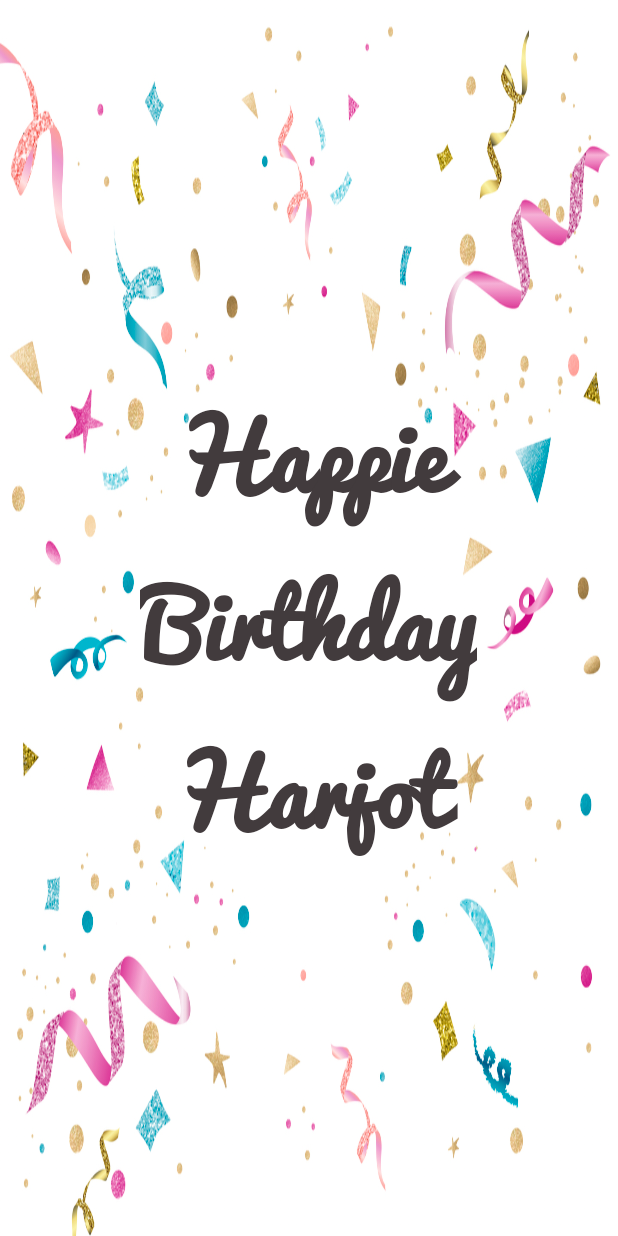
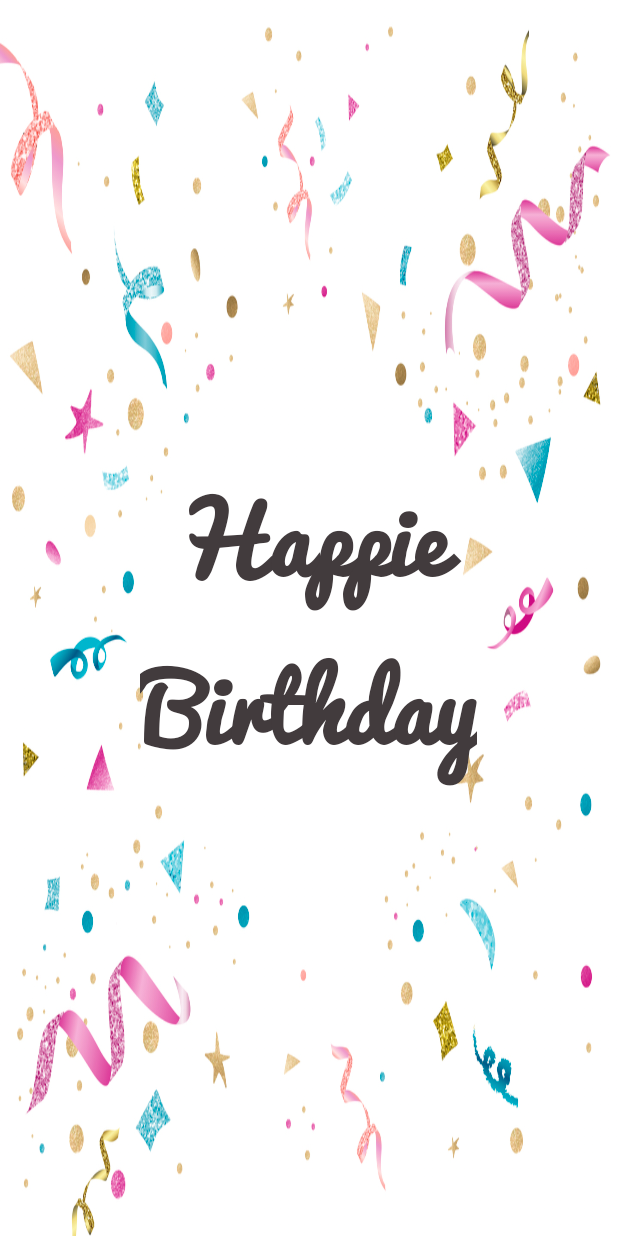
Before and after one commit to sjagmeet37/HappyBirtday, an Android app: the MainActivity screen opened directly, with no data from a screen before it, on a phone screen of 412 x 824 dp. Run offline under Robolectric (Android 15) with nearby library versions, the phone set to English and light mode, and no system bars.

Commit message:
Update activity_main.xml

```diff
--- a/app/src/main/res/layout/activity_main.xml
+++ b/app/src/main/res/layout/activity_main.xml
@@ -23,7 +23,7 @@
       android:layout_width="wrap_content"
       android:layout_height="wrap_content"
       android:fontFamily="@font/pacifico"
-      android:text="Happie\nBirthday\nHarjot"
+      android:text="Happie\nBirthday"
       android:textAlignment="center"
       android:textColor="#423B3D"
       android:textSize="60sp"
```
